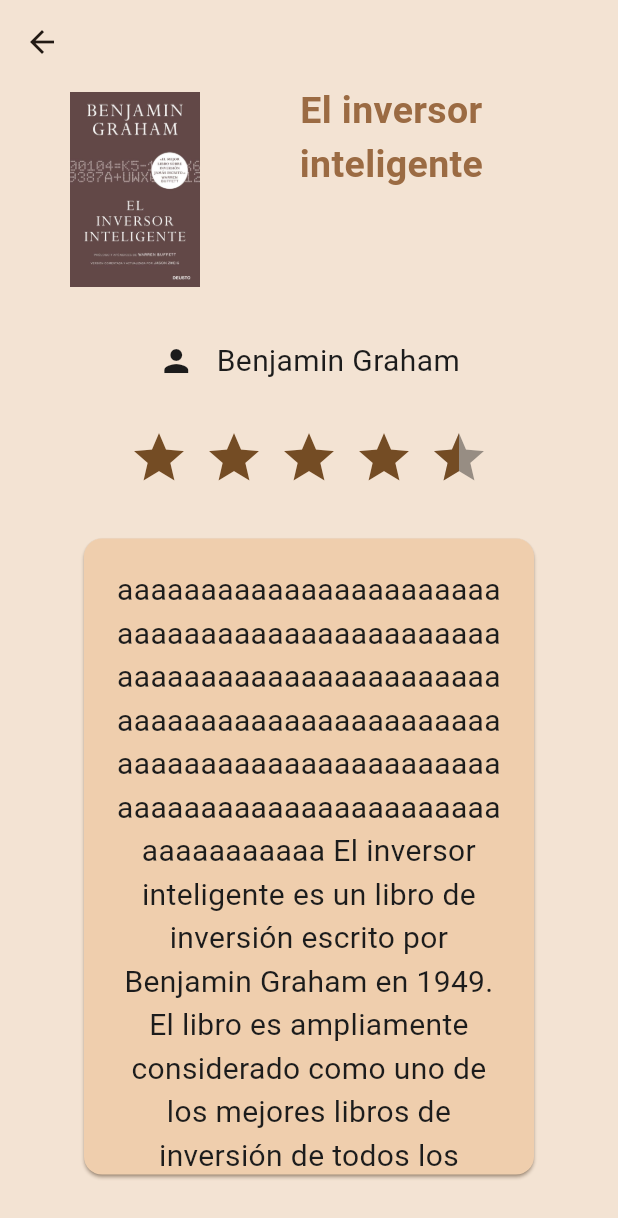
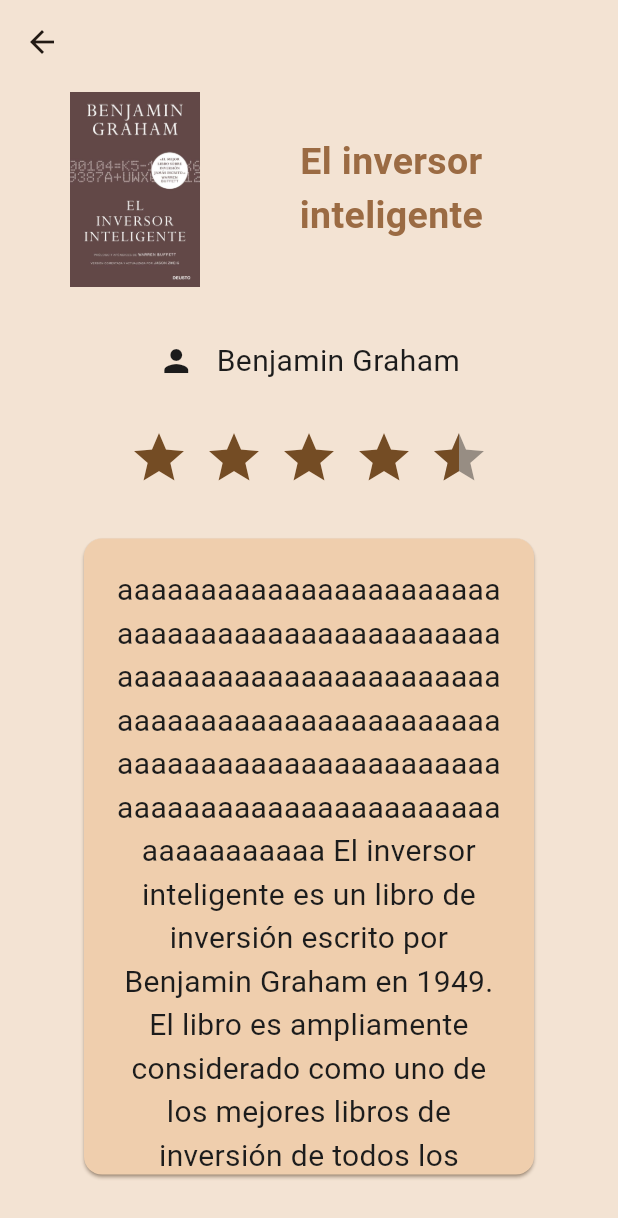
Before and after one commit to JulenR14/ProyectoMisLibros, a Flutter app: the InfoLibro screen opened directly with sample values from the repository, on a phone screen of 412 x 824 dp. Shown: the top 1218 px of the screen. Run offline on Flutter 3.47's test engine with Material 3 defaults, Android fonts, the phone set to English and light mode, and no system bars; drawn by our look-alikes of flutter_rating_bar; our stand-ins replace flutter_svg, logger; Roboto replaces fonts that are missing (RobotoSerif).

Commit message:
Terminada el fichero de info_book

```diff
--- a/mis_libros/lib/screens/info_book.dart
+++ b/mis_libros/lib/screens/info_book.dart
@@ -2,7 +2,6 @@
 import 'package:logger/logger.dart';
 import 'package:mis_libros/colors/colors.dart';
 import 'package:mis_libros/models/libro.dart';
-import 'package:mis_libros/screens/views/tus_libros.dart';
 import 'package:flutter_rating_bar/flutter_rating_bar.dart';
 
 // ignore: must_be_immutable
@@ -14,20 +13,9 @@
   State<InfoLibro> createState() => _InfoLibro();
 }
 
-class prueba extends State<InfoLibro> {
-  @override
-  Widget build(BuildContext context) {
-    return Scaffold(
-      appBar: AppBar(
-        title: const Text('Prueba'),
-      ),
-      body: const Center(
-        child: Text('Prueba'),
-      ),
-    );
-  }
-}
-
+/**
+ * Esta clase se encarga de mostrar la pantalla de informacion de un libro
+ */
 class _InfoLibro extends State<InfoLibro> {
   @override
   Widget build(BuildContext context) {
@@ -42,7 +30,7 @@
           Column(
             //mainAxisAlignment: MainAxisAlignment.center,
             children: [
-              //titulo del libro
+              //titulo del libro y su imagen
               SizedBox(
                 width: MediaQuery.of(context).size.width,
                 height: 140,
@@ -72,7 +60,15 @@
                               Positioned(
                                   right: 0,
                                   left: 0,
-                                  child: Text(
+                                  child: SizedBox(
+                                    height: 140,
+                                    width:
+                                        MediaQuery.of(context).size.width - 180,
+                                    child: Column(
+                                      mainAxisAlignment:
+                                          MainAxisAlignment.center,
+                                      children: [
+                                        Text(
                                           widget.libro.titulo,
                                           textAlign: TextAlign.center,
                                           style: const TextStyle(
@@ -80,6 +76,9 @@
                                               color: MisColores.marronOscuro4,
                                               fontSize: 25,
                                               fontWeight: FontWeight.bold),
+                                        )
+                                      ],
+                                    ),
                                   ))
                             ]),
                           )
@@ -89,7 +88,9 @@
                   ],
                 ),
               ),
+              //espacio entre la imagen y el titulo
               const SizedBox(height: 30),
+              //icono y autor del libro
               Row(
                 mainAxisAlignment: MainAxisAlignment.center,
                 children: [
@@ -106,7 +107,9 @@
                       )),
                 ],
               ),
+              //espacio entre el titulo y el icono
               const SizedBox(height: 30),
+              //ratingbar del libro
               RatingBar.builder(
                 itemSize: 40,
                 initialRating: widget.libro.valoracion,
@@ -124,15 +127,20 @@
                   Logger().i(rating);
                 },
               ),
+              //espacio entre el ratingbar y la descripcion
               const SizedBox(height: 30),
+              //descripcion del libro
               Card(
                 shadowColor: MisColores.marronOscuro6,
                 color: MisColores.marronOscuro2,
+                //SizedBox establece el tamaño de la carta
                 child: SizedBox(
                   width: 300,
                   height: MediaQuery.of(context).size.height - 400,
+                  //Stack se utiliza para poder superponer los elementos
                   child: Stack(
                     children: [
+                      //Positioned limita el espacio en el que se puede mostrar el texto
                       Positioned(
                         right: 0,
                         left: 0,
--- a/mis_libros/lib/screens/views/buscar_libros.dart
+++ b/mis_libros/lib/screens/views/buscar_libros.dart
@@ -44,6 +44,7 @@
               ],
             ),
           ),
+          //lista de los libros que se van a mostrar
           SizedBox(
             height: MediaQuery.of(context).size.height - 160,
             child: ListView.builder(
```
Lines whose indentation alone changed are shown as unchanged.
